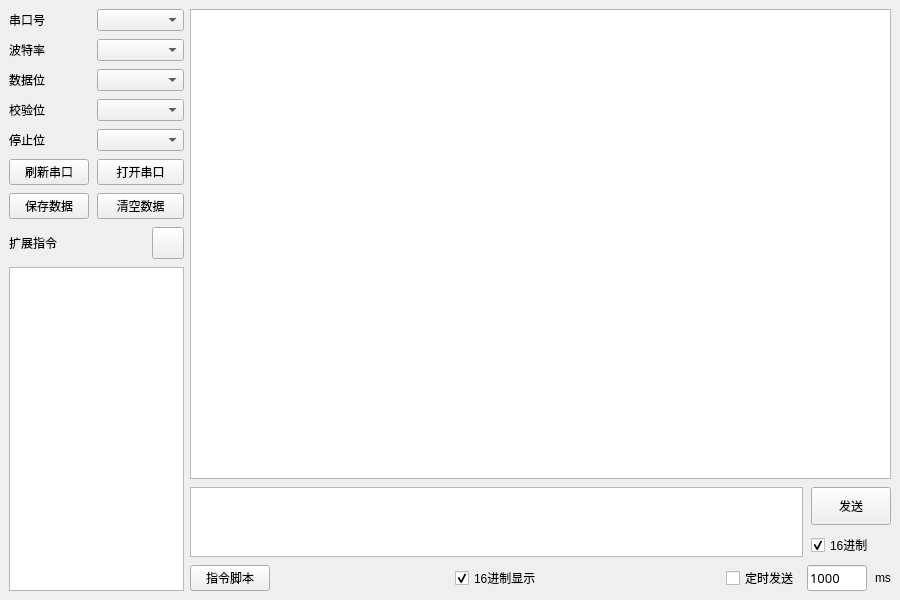
Before: the Qt Designer form MainWindow.ui in AndroidCoderPeng/SerialPortDebugger, drawn with Qt 5.
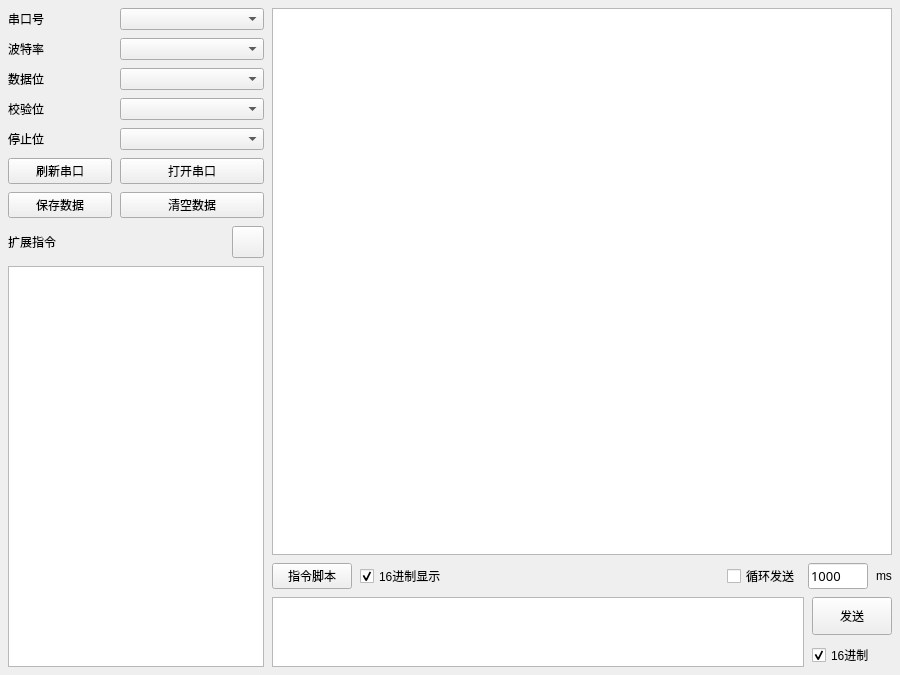
After: the same form once the commit is applied. Icons and pictures are not drawn.

Commit message: feat(ui): 更新主窗口布局，调整控件位置和大小，优化用户界面

```diff
--- a/MainWindow.ui
+++ b/MainWindow.ui
@@ -7,11 +7,26 @@
     <x>0</x>
     <y>0</y>
     <width>900</width>
-    <height>600</height>
+    <height>675</height>
    </rect>
   </property>
   <widget class="QWidget" name="centralWidget">
-   <layout class="QHBoxLayout" name="rootLayout" stretch="1,4">
+   <layout class="QHBoxLayout" name="rootLayout" stretch="0,1">
+    <property name="spacing">
+     <number>8</number>
+    </property>
+    <property name="leftMargin">
+     <number>8</number>
+    </property>
+    <property name="topMargin">
+     <number>8</number>
+    </property>
+    <property name="rightMargin">
+     <number>8</number>
+    </property>
+    <property name="bottomMargin">
+     <number>8</number>
+    </property>
     <item>
      <layout class="QGridLayout" name="gridLayout">
       <property name="spacing">
@@ -135,7 +150,7 @@
      </layout>
     </item>
     <item>
-     <layout class="QVBoxLayout" name="verticalLayout" stretch="8,1,0">
+     <layout class="QVBoxLayout" name="verticalLayout" stretch="9,0,1">
       <property name="spacing">
        <number>8</number>
       </property>
@@ -146,50 +161,6 @@
         </property>
        </widget>
       </item>
-      <item>
-       <layout class="QHBoxLayout" name="horizontalLayout_2">
-        <property name="spacing">
-         <number>8</number>
-        </property>
-        <item>
-         <widget class="QTextEdit" name="userInputView">
-          <property name="clearButtonEnabled" stdset="0">
-           <bool>false</bool>
-          </property>
-         </widget>
-        </item>
-        <item>
-         <layout class="QVBoxLayout" name="verticalLayout_2">
-          <property name="spacing">
-           <number>8</number>
-          </property>
-          <item>
-           <widget class="QPushButton" name="sendDataButton">
-            <property name="sizePolicy">
-             <sizepolicy hsizetype="Minimum" vsizetype="Expanding">
-              <horstretch>0</horstretch>
-              <verstretch>0</verstretch>
-             </sizepolicy>
-            </property>
-            <property name="text">
-             <string>发送</string>
-            </property>
-           </widget>
-          </item>
-          <item>
-           <widget class="QCheckBox" name="hexSendCheckBox">
-            <property name="text">
-             <string>16进制</string>
-            </property>
-            <property name="checked">
-             <bool>true</bool>
-            </property>
-           </widget>
-          </item>
-         </layout>
-        </item>
-       </layout>
-      </item>
       <item>
        <layout class="QHBoxLayout" name="horizontalLayout">
         <property name="spacing">
@@ -202,19 +173,6 @@
           </property>
          </widget>
         </item>
-        <item>
-         <spacer name="horizontalSpacer_2">
-          <property name="orientation">
-           <enum>Qt::Horizontal</enum>
-          </property>
-          <property name="sizeHint" stdset="0">
-           <size>
-            <width>40</width>
-            <height>20</height>
-           </size>
-          </property>
-         </spacer>
-        </item>
         <item>
          <widget class="QCheckBox" name="hexReceiveCheckBox">
           <property name="text">
@@ -241,7 +199,7 @@
         <item>
          <widget class="QCheckBox" name="timeCheckBox">
           <property name="text">
-           <string>定时发送</string>
+           <string>循环发送</string>
           </property>
          </widget>
         </item>
@@ -287,6 +245,50 @@
         </item>
        </layout>
       </item>
+      <item>
+       <layout class="QHBoxLayout" name="horizontalLayout_2">
+        <property name="spacing">
+         <number>8</number>
+        </property>
+        <item>
+         <widget class="QTextEdit" name="userInputView">
+          <property name="clearButtonEnabled" stdset="0">
+           <bool>false</bool>
+          </property>
+         </widget>
+        </item>
+        <item>
+         <layout class="QVBoxLayout" name="verticalLayout_2">
+          <property name="spacing">
+           <number>8</number>
+          </property>
+          <item>
+           <widget class="QPushButton" name="sendDataButton">
+            <property name="sizePolicy">
+             <sizepolicy hsizetype="Minimum" vsizetype="Expanding">
+              <horstretch>0</horstretch>
+              <verstretch>0</verstretch>
+             </sizepolicy>
+            </property>
+            <property name="text">
+             <string>发送</string>
+            </property>
+           </widget>
+          </item>
+          <item>
+           <widget class="QCheckBox" name="hexSendCheckBox">
+            <property name="text">
+             <string>16进制</string>
+            </property>
+            <property name="checked">
+             <bool>true</bool>
+            </property>
+           </widget>
+          </item>
+         </layout>
+        </item>
+       </layout>
+      </item>
      </layout>
     </item>
    </layout>
```
Left out of the diff: 114 changed lines with no effect on the pictures. The commit also changes 1 other file.
